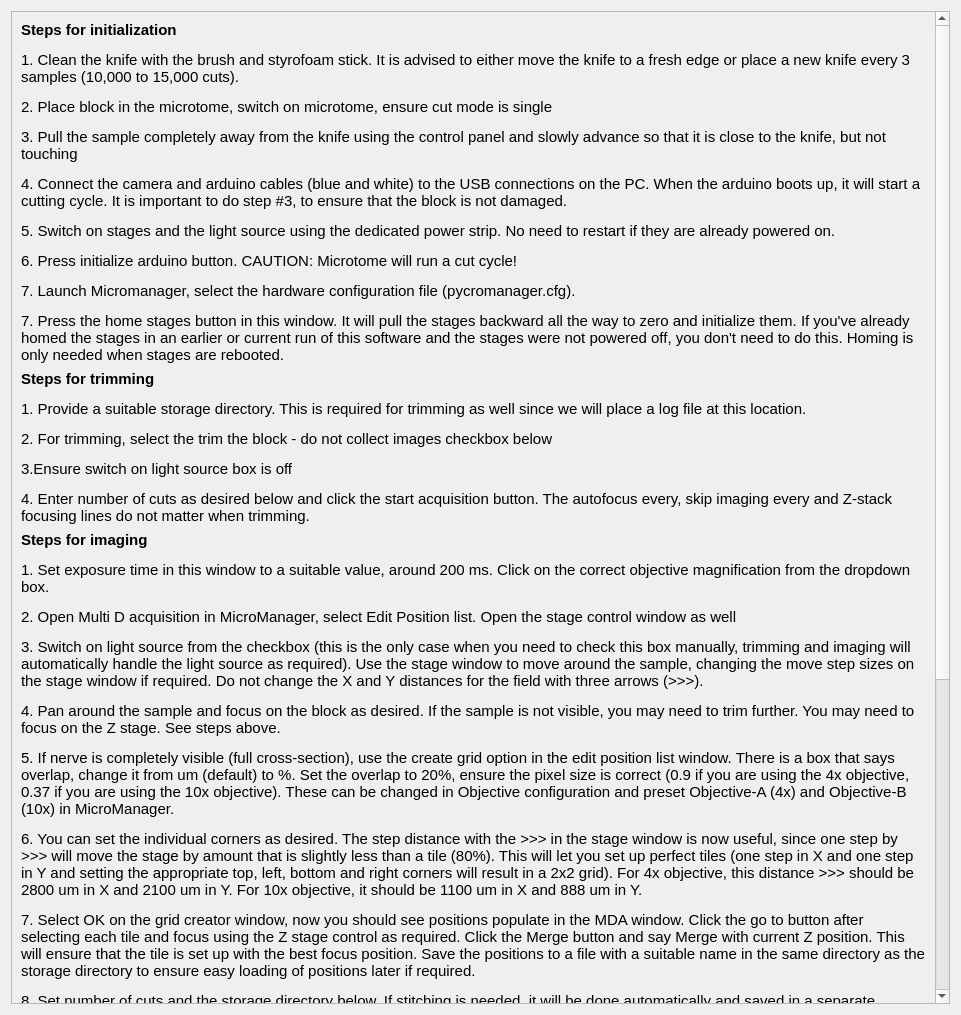
The window that ui files/helpwindow.ui (ckolluru/3D-MUSE-acquire) describes before a commit, drawn with Qt 5.
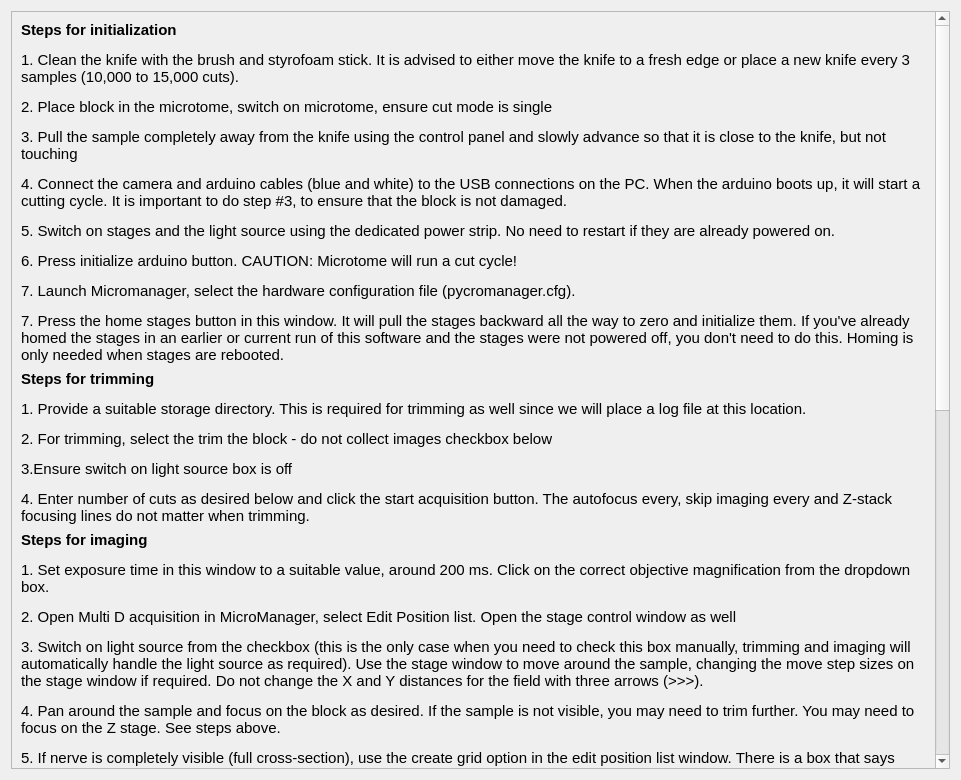
The same window after the commit.

What changed in the file:
```diff
--- a/ui files/helpwindow.ui
+++ b/ui files/helpwindow.ui
@@ -7,7 +7,7 @@
     <x>0</x>
     <y>0</y>
     <width>961</width>
-    <height>1015</height>
+    <height>780</height>
    </rect>
   </property>
   <property name="windowTitle">
@@ -23,9 +23,9 @@
       <property name="geometry">
        <rect>
         <x>0</x>
-        <y>0</y>
+        <y>-463</y>
         <width>924</width>
-        <height>1522</height>
+        <height>1577</height>
        </rect>
       </property>
       <layout class="QVBoxLayout" name="verticalLayout_2">
@@ -87,7 +87,7 @@
           </font>
          </property>
          <property name="text">
-          <string>&lt;html&gt;&lt;head/&gt;&lt;body&gt;&lt;p&gt;&lt;span style=&quot; font-size:11pt;&quot;&gt;Steps for imaging&lt;/span&gt;&lt;/p&gt;&lt;p&gt;&lt;span style=&quot; font-size:11pt; font-weight:400;&quot;&gt;1. Set exposure time in this window to a suitable value, around 200 ms. Click on the correct objective magnification from the dropdown box.&lt;/span&gt;&lt;/p&gt;&lt;p&gt;&lt;span style=&quot; font-size:11pt; font-weight:400;&quot;&gt;2. Open Multi D acquisition in MicroManager, select Edit Position list. Open the stage control window as well&lt;/span&gt;&lt;/p&gt;&lt;p&gt;&lt;span style=&quot; font-size:11pt; font-weight:400;&quot;&gt;3. Switch on light source from the checkbox (this is the only case when you need to check this box manually, trimming and imaging will automatically handle the light source as required). Use the stage window to move around the sample, changing the move step sizes on the stage window if required. Do not change the X and Y distances for the field with three arrows (&amp;gt;&amp;gt;&amp;gt;).&lt;/span&gt;&lt;/p&gt;&lt;p&gt;&lt;span style=&quot; font-size:11pt; font-weight:400;&quot;&gt;4. Pan around the sample and focus on the block as desired. If the sample is not visible, you may need to trim further. You may need to focus on the Z stage. See steps above.&lt;/span&gt;&lt;/p&gt;&lt;p&gt;&lt;span style=&quot; font-size:11pt; font-weight:400;&quot;&gt;5. If nerve is completely visible (full cross-section), use the create grid option in the edit position list window. There is a box that says overlap, change it from um (default) to %. Set the overlap to 20%, ensure the pixel size is correct (0.9 if you are using the 4x objective, 0.37 if you are using the 10x objective). These can be changed in Objective configuration and preset Objective-A (4x) and Objective-B (10x) in MicroManager.&lt;/span&gt;&lt;/p&gt;&lt;p&gt;&lt;span style=&quot; font-size:11pt; font-weight:400;&quot;&gt;6. You can set the individual corners as desired. The step distance with the &amp;gt;&amp;gt;&amp;gt; in the stage window is now useful, since one step by &amp;gt;&amp;gt;&amp;gt; will move the stage by amount that is slightly less than a tile (80%). This will let you set up perfect tiles (one step in X and one step in Y and setting the appropriate top, left, bottom and right corners will result in a 2x2 grid). For 4x objective, this distance &amp;gt;&amp;gt;&amp;gt; should be 2800 um in X and 2100 um in Y. For 10x objective, it should be 1100 um in X and 888 um in Y. &lt;/span&gt;&lt;/p&gt;&lt;p&gt;&lt;span style=&quot; font-size:11pt; font-weight:400;&quot;&gt;7. Select OK on the grid creator window, now you should see positions populate in the MDA window. Click the go to button after selecting each tile and focus using the Z stage control as required. Click the Merge button and say Merge with current Z position. This will ensure that the tile is set up with the best focus position. Save the positions to a file with a suitable name in the same directory as the storage directory to ensure easy loading of positions later if required.&lt;/span&gt;&lt;/p&gt;&lt;p&gt;&lt;span style=&quot; font-size:11pt; font-weight:400;&quot;&gt;8. Set number of cuts and the storage directory below. If stitching is needed, it will be done automatically and saved in a separate directory in the same storage folder.&lt;/span&gt;&lt;/p&gt;&lt;p&gt;&lt;span style=&quot; font-size:11pt; font-weight:400;&quot;&gt;9. Uncheck switch on light source and trim the block options. If desired, an autofocus algorithm can be run at intermediate slices. Add an appropriate value to that line item. Usually autofocus every 5-10 slices is sufficient. If 0 autofocus is not performed, if 1 autofocus is done on all images.&lt;/span&gt;&lt;/p&gt;&lt;p&gt;&lt;span style=&quot; font-size:11pt; font-weight:400;&quot;&gt;10. Stop the live view in micromanager.&lt;/span&gt;&lt;/p&gt;&lt;p&gt;&lt;span style=&quot; font-size:11pt; font-weight:400;&quot;&gt;11. Images can be skipped between sections. Add an appropriate value there. If 0, no images are skipped.&lt;/span&gt;&lt;/p&gt;&lt;p&gt;&lt;span style=&quot; font-size:11pt; font-weight:400;&quot;&gt;12. Click start acquisition button.&lt;/span&gt;&lt;/p&gt;&lt;p&gt;&lt;br/&gt;&lt;/p&gt;&lt;p&gt;&lt;span style=&quot; font-size:11pt; font-weight:400;&quot;&gt;TODO: We are in the process of implementing Z-stack focusing at each tile, for now, set Z start, Z stop and Z step to zero.&lt;/span&gt;&lt;/p&gt;&lt;/body&gt;&lt;/html&gt;</string>
+          <string>&lt;html&gt;&lt;head/&gt;&lt;body&gt;&lt;p&gt;&lt;span style=&quot; font-size:11pt;&quot;&gt;Steps for imaging&lt;/span&gt;&lt;/p&gt;&lt;p&gt;&lt;span style=&quot; font-size:11pt; font-weight:400;&quot;&gt;1. Set exposure time in this window to a suitable value, around 200 ms. Click on the correct objective magnification from the dropdown box.&lt;/span&gt;&lt;/p&gt;&lt;p&gt;&lt;span style=&quot; font-size:11pt; font-weight:400;&quot;&gt;2. Open Multi D acquisition in MicroManager, select Edit Position list. Open the stage control window as well&lt;/span&gt;&lt;/p&gt;&lt;p&gt;&lt;span style=&quot; font-size:11pt; font-weight:400;&quot;&gt;3. Switch on light source from the checkbox (this is the only case when you need to check this box manually, trimming and imaging will automatically handle the light source as required). Use the stage window to move around the sample, changing the move step sizes on the stage window if required. Do not change the X and Y distances for the field with three arrows (&amp;gt;&amp;gt;&amp;gt;).&lt;/span&gt;&lt;/p&gt;&lt;p&gt;&lt;span style=&quot; font-size:11pt; font-weight:400;&quot;&gt;4. Pan around the sample and focus on the block as desired. If the sample is not visible, you may need to trim further. You may need to focus on the Z stage. See steps above.&lt;/span&gt;&lt;/p&gt;&lt;p&gt;&lt;span style=&quot; font-size:11pt; font-weight:400;&quot;&gt;5. If nerve is completely visible (full cross-section), use the create grid option in the edit position list window. There is a box that says overlap, change it from um (default) to %. Set the overlap to 20%, ensure the pixel size is correct (0.9 if you are using the 4x objective, 0.37 if you are using the 10x objective). These can be changed in Objective configuration and preset Objective-A (4x) and Objective-B (10x) in MicroManager. When setting up tiles, make sure that the tiles will work for the full length of the nerve. For example, if the nerve is bending downward in the block, it may be useful to set up 2 tiles in the Y direction and 1 tile in X direction.&lt;/span&gt;&lt;/p&gt;&lt;p&gt;&lt;span style=&quot; font-size:11pt; font-weight:400;&quot;&gt;6. You can set the individual corners as desired. The step distance with the &amp;gt;&amp;gt;&amp;gt; in the stage window is now useful, since one step by &amp;gt;&amp;gt;&amp;gt; will move the stage by amount that is slightly less than a tile (80%). This will let you set up perfect tiles (one step in X and one step in Y and setting the appropriate top, left, bottom and right corners will result in a 2x2 grid). For 4x objective, this distance &amp;gt;&amp;gt;&amp;gt; should be 2800 um in X and 2100 um in Y. For 10x objective, it should be 1100 um in X and 888 um in Y. &lt;/span&gt;&lt;/p&gt;&lt;p&gt;&lt;span style=&quot; font-size:11pt; font-weight:400;&quot;&gt;7. Select OK on the grid creator window, now you should see positions populate in the MDA window. Click the go to button after selecting each tile and focus using the Z stage control as required. Click the Merge button and say Merge with current Z position. This will ensure that the tile is set up with the best focus position. Save the positions to a file with a suitable name in the same directory as the storage directory to ensure easy loading of positions later if required.&lt;/span&gt;&lt;/p&gt;&lt;p&gt;&lt;span style=&quot; font-size:11pt; font-weight:400;&quot;&gt;8. Set number of cuts and the storage directory below. If stitching is needed, it will be done automatically and saved in a separate directory in the same storage folder.&lt;/span&gt;&lt;/p&gt;&lt;p&gt;&lt;span style=&quot; font-size:11pt; font-weight:400;&quot;&gt;9. Uncheck switch on light source and trim the block options. If desired, an autofocus algorithm can be run at intermediate slices. Add an appropriate value to that line item. Usually autofocus every 5-10 slices is sufficient. If 0 autofocus is not performed, if 1 autofocus is done on all images.&lt;/span&gt;&lt;/p&gt;&lt;p&gt;&lt;span style=&quot; font-size:11pt; font-weight:400;&quot;&gt;10. Stop the live view in micromanager.&lt;/span&gt;&lt;/p&gt;&lt;p&gt;&lt;span style=&quot; font-size:11pt; font-weight:400;&quot;&gt;11. Images can be skipped between sections. Add an appropriate value there. If 0, no images are skipped.&lt;/span&gt;&lt;/p&gt;&lt;p&gt;&lt;span style=&quot; font-size:11pt; font-weight:400;&quot;&gt;12. Click start acquisition button.&lt;/span&gt;&lt;br/&gt;&lt;/p&gt;&lt;p&gt;&lt;span style=&quot; font-size:11pt; font-weight:400;&quot;&gt;TODO: We are in the process of implementing Z-stack focusing at each tile, for now, set Z start, Z stop and Z step to zero.&lt;/span&gt;&lt;/p&gt;&lt;/body&gt;&lt;/html&gt;</string>
          </property>
          <property name="wordWrap">
           <bool>true</bool>
@@ -105,7 +105,7 @@
           </font>
          </property>
          <property name="text">
-          <string>&lt;html&gt;&lt;head/&gt;&lt;body&gt;&lt;p&gt;&lt;span style=&quot; font-weight:600;&quot;&gt;Stopping and restarting imaging&lt;/span&gt;&lt;/p&gt;&lt;p&gt;For trimming and acquisition cycle, the stop acquisition button will work to stop the session. It will be noted in the log file as to how many cuts were taken.&lt;/p&gt;&lt;p&gt;If there is an error in the program, this software may shut down. You can relaunch the software and try running again.&lt;/p&gt;&lt;p&gt;If the block was being imaged, the acquisition window displaying the images in MicroManager will need to be relaunched. If it says acquisition &amp;quot;(Running)&amp;quot; in the top left bar of the acquisition window, Micromanager would need to be closed and restarted. You will need to set the startup group to the initialization preset again, and set the positions again in the MultiD acquisition window. It is easy to load in the position file again if you saved it earlier.&lt;/p&gt;&lt;p&gt;There is no &amp;quot;pause&amp;quot; option in the software. You stop and restart as desired.&lt;/p&gt;&lt;/body&gt;&lt;/html&gt;</string>
+          <string>&lt;html&gt;&lt;head/&gt;&lt;body&gt;&lt;p&gt;&lt;span style=&quot; font-weight:600;&quot;&gt;Stopping and restarting imaging&lt;/span&gt;&lt;/p&gt;&lt;p&gt;For trimming and acquisition cycle, the stop acquisition button will work to stop the session. It will be noted in the log file as to how many cuts were taken.&lt;/p&gt;&lt;p&gt;If there is an error in the program, this software may shut down. You can relaunch the software and try running again.&lt;/p&gt;&lt;p&gt;If the block was being imaged, the acquisition window displaying the images in MicroManager will need to be relaunched. If it says acquisition &amp;quot;(Running)&amp;quot; in the top left bar of the acquisition window, Micromanager would need to be closed and restarted. You will need to set the positions again in the MultiD acquisition window. It is easy to load in the position file again if you saved it earlier.&lt;/p&gt;&lt;p&gt;There is no &amp;quot;pause&amp;quot; option in the software. You stop and restart as desired.&lt;/p&gt;&lt;/body&gt;&lt;/html&gt;</string>
          </property>
          <property name="wordWrap">
           <bool>true</bool>
```
